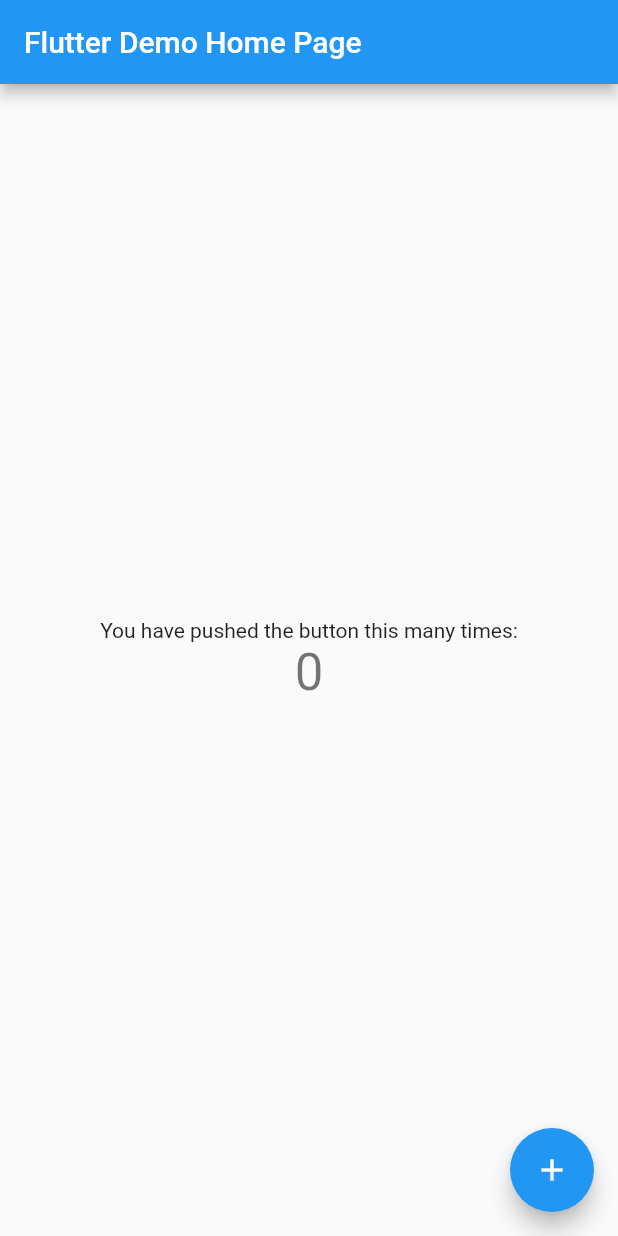
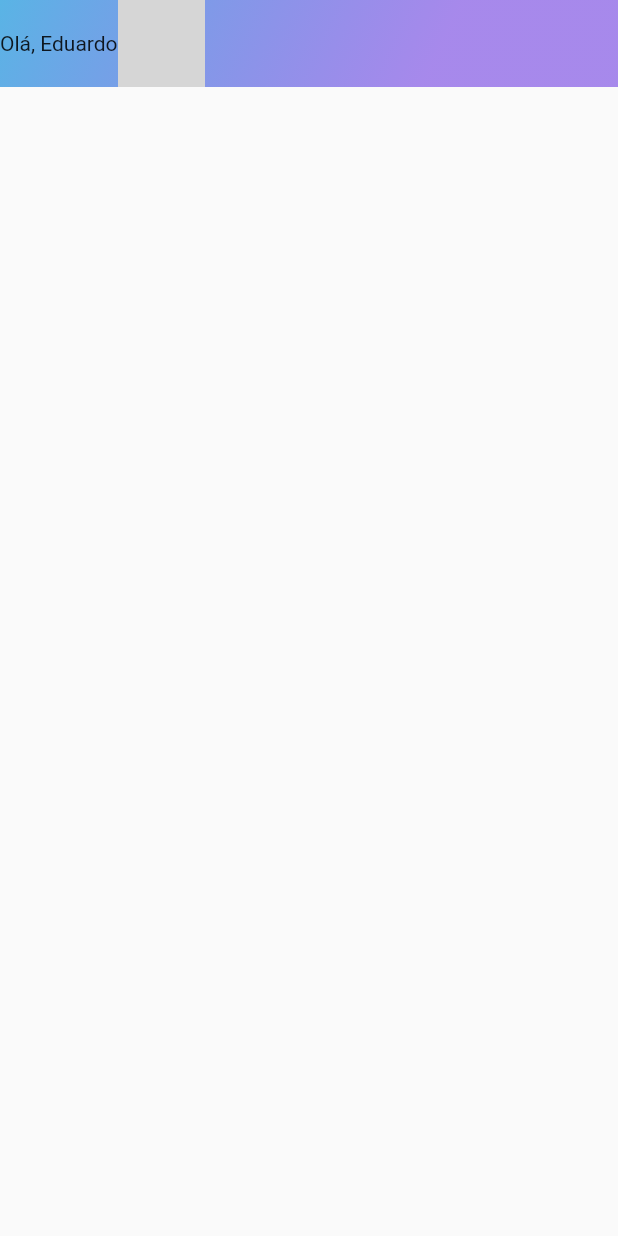
Before and after one commit to EduardoQuaggio/NLW5_FLutter, a Flutter app: the screen it shows after launch, on a phone screen of 412 x 824 dp. Run offline on Flutter 3.47's test engine with Material 2 defaults, Android fonts, the phone set to English and light mode, and no system bars; our stand-ins replace google_fonts; network calls fail; grey boxes are pictures that could not be loaded.

Commit message:
CriacaoWidgets
Ajustes Iniciais do projeto e primeiros widgets

```diff
--- /dev/null
+++ b/devquiz/lib/core/app_gradients.dart
@@ -0,0 +1,14 @@
+import 'dart:math';
+import 'dart:ui';
+
+import 'package:flutter/material.dart';
+
+class AppGradients {
+  static final linear = LinearGradient(colors: [
+    Color(0xFF57B6E5),
+    Color.fromRGBO(130, 87, 229, 0.695),
+  ], stops: [
+    0.0,
+    0.695
+  ], transform: GradientRotation(2.13959913 * pi));
+}
--- /dev/null
+++ b/devquiz/lib/core/app_widget.dart
@@ -0,0 +1,12 @@
+import 'package:devquiz/home/home_page.dart';
+import 'package:flutter/material.dart';
+
+class AppWidget extends StatelessWidget {
+  @override
+  Widget build(BuildContext context) {
+    return MaterialApp(
+      title: "DevQuiz",
+      home: HomePage(),
+    );
+  }
+}
--- /dev/null
+++ b/devquiz/lib/core/core.dart
@@ -0,0 +1,5 @@
+export './app_colors.dart';
+export './app_gradients.dart';
+export './app_widget.dart';
+export './app_text_styles.dart';
+export './app_images.dart';
--- /dev/null
+++ b/devquiz/lib/home/home_page.dart
@@ -0,0 +1,18 @@
+import 'package:devquiz/home/widgets/appbar/app_bar_widget.dart';
+import 'package:flutter/material.dart';
+
+class HomePage extends StatefulWidget {
+  HomePage({Key? key}) : super(key: key);
+
+  @override
+  _HomePageState createState() => _HomePageState();
+}
+
+class _HomePageState extends State<HomePage> {
+  @override
+  Widget build(BuildContext context) {
+    return Scaffold(
+      appBar: AppBarWidget(),
+    );
+  }
+}
--- /dev/null
+++ b/devquiz/lib/home/widgets/appbar/app_bar_widget.dart
@@ -0,0 +1,25 @@
+import 'package:devquiz/core/app_gradients.dart';
+import 'package:flutter/material.dart';
+
+class AppBarWidget extends PreferredSize {
+  AppBarWidget()
+      : super(
+          preferredSize: Size.fromHeight(250),
+          child: Container(
+            decoration: BoxDecoration(gradient: AppGradients.linear),
+            child: Row(
+              children: [
+                Text("Olá, Eduardo"),
+                Container(
+                  width: 58,
+                  height: 58,
+                  decoration: BoxDecoration(
+                      image: DecorationImage(
+                          image: NetworkImage(
+                              "https://avatars.githubusercontent.com/u/61914122?v=4"))),
+                ),
+              ],
+            ),
+          ),
+        );
+}
--- a/devquiz/lib/main.dart
+++ b/devquiz/lib/main.dart
@@ -1,113 +1,6 @@
+import 'package:devquiz/core/app_widget.dart';
 import 'package:flutter/material.dart';
 
 void main() {
-  runApp(MyApp());
+  runApp(AppWidget());
 }
-
-class MyApp extends StatelessWidget {
-  // This widget is the root of your application.
-  @override
-  Widget build(BuildContext context) {
-    return MaterialApp(
-      title: 'Flutter Demo',
-      theme: ThemeData(
-        // This is the theme of your application.
-        //
-        // Try running your application with "flutter run". You'll see the
-        // application has a blue toolbar. Then, without quitting the app, try
-        // changing the primarySwatch below to Colors.green and then invoke
-        // "hot reload" (press "r" in the console where you ran "flutter run",
-        // or simply save your changes to "hot reload" in a Flutter IDE).
-        // Notice that the counter didn't reset back to zero; the application
-        // is not restarted.
-        primarySwatch: Colors.blue,
-      ),
-      home: MyHomePage(title: 'Flutter Demo Home Page'),
-    );
-  }
-}
-
-class MyHomePage extends StatefulWidget {
-  MyHomePage({Key key, this.title}) : super(key: key);
-
-  // This widget is the home page of your application. It is stateful, meaning
-  // that it has a State object (defined below) that contains fields that affect
-  // how it looks.
-
-  // This class is the configuration for the state. It holds the values (in this
-  // case the title) provided by the parent (in this case the App widget) and
-  // used by the build method of the State. Fields in a Widget subclass are
-  // always marked "final".
-
-  final String title;
-
-  @override
-  _MyHomePageState createState() => _MyHomePageState();
-}
-
-class _MyHomePageState extends State<MyHomePage> {
-  int _counter = 0;
-
-  void _incrementCounter() {
-    setState(() {
-      // This call to setState tells the Flutter framework that something has
-      // changed in this State, which causes it to rerun the build method below
-      // so that the display can reflect the updated values. If we changed
-      // _counter without calling setState(), then the build method would not be
-      // called again, and so nothing would appear to happen.
-      _counter++;
-    });
-  }
-
-  @override
-  Widget build(BuildContext context) {
-    // This method is rerun every time setState is called, for instance as done
-    // by the _incrementCounter method above.
-    //
-    // The Flutter framework has been optimized to make rerunning build methods
-    // fast, so that you can just rebuild anything that needs updating rather
-    // than having to individually change instances of widgets.
-    return Scaffold(
-      appBar: AppBar(
-        // Here we take the value from the MyHomePage object that was created by
-        // the App.build method, and use it to set our appbar title.
-        title: Text(widget.title),
-      ),
-      body: Center(
-        // Center is a layout widget. It takes a single child and positions it
-        // in the middle of the parent.
-        child: Column(
-          // Column is also a layout widget. It takes a list of children and
-          // arranges them vertically. By default, it sizes itself to fit its
-          // children horizontally, and tries to be as tall as its parent.
-          //
-          // Invoke "debug painting" (press "p" in the console, choose the
-          // "Toggle Debug Paint" action from the Flutter Inspector in Android
-          // Studio, or the "Toggle Debug Paint" command in Visual Studio Code)
-          // to see the wireframe for each widget.
-          //
-          // Column has various properties to control how it sizes itself and
-          // how it positions its children. Here we use mainAxisAlignment to
-          // center the children vertically; the main axis here is the vertical
-          // axis because Columns are vertical (the cross axis would be
-          // horizontal).
-          mainAxisAlignment: MainAxisAlignment.center,
-          children: <Widget>[
-            Text(
-              'You have pushed the button this many times:',
-            ),
-            Text(
-              '$_counter',
-              style: Theme.of(context).textTheme.headline4,
-            ),
-          ],
-        ),
-      ),
-      floatingActionButton: FloatingActionButton(
-        onPressed: _incrementCounter,
-        tooltip: 'Increment',
-        child: Icon(Icons.add),
-      ), // This trailing comma makes auto-formatting nicer for build methods.
-    );
-  }
-}
```
Also changed, not shown: devquiz/lib/core/app_colors.dart (added, +38 -0 lines), devquiz/lib/core/app_images.dart (added, +10 -0 lines), devquiz/lib/core/app_text_styles.dart (added, +87 -0 lines), devquiz/lib/splash/splash_page.dart (added, +17 -0 lines), devquiz/pubspec.yaml (+6 -60 lines), devquiz/assets/images/blocks.png (added), devquiz/assets/images/check.png (added), devquiz/assets/images/data.png (added), devquiz/assets/images/error.png (added), devquiz/assets/images/hierarchy.png (added), devquiz/assets/images/laptop.png (added), devquiz/assets/images/logo.png (added), devquiz/assets/images/trophy.png (added), devquiz/pubspec.lock, 1 other file.
